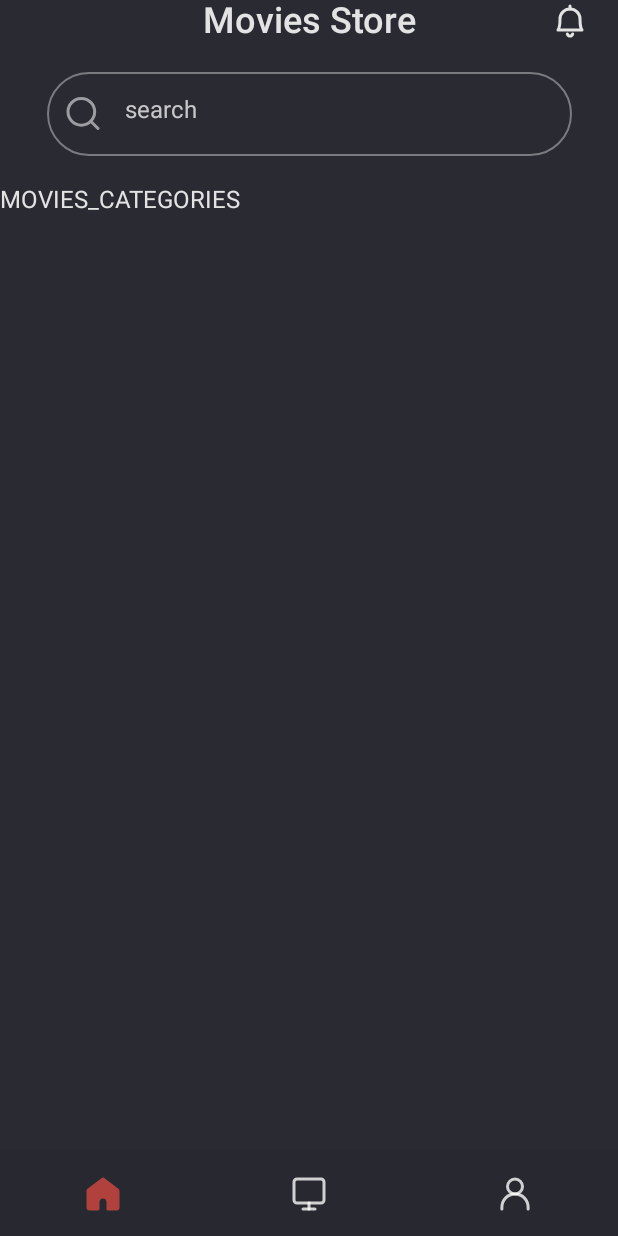
After one commit to sedramerkhan/MoviesStore, an Android app built with Jetpack Compose: the composable MainScreen shown on its own in the app's theme, on a phone screen of 412 x 824 dp. The commit adds this screen. Run offline under Robolectric (Android 15) with nearby library versions, the phone set to English and light mode, and no system bars; libraries missing offline, so code that uses them is left out: com.ramcosta.composedestinations; 1 statement that could not run was skipped.

Commit message:
refactor(MainScreen): do the main view

```diff
--- a/app/src/main/java/com/example/moviesstore/presentation/home/HomeScreen.kt
+++ /dev/null
@@ -1 +0,0 @@
-package com.example.moviesstore.presentation.home
--- a/app/src/main/java/com/example/moviesstore/presentation/home/HomeViewModel.kt
+++ /dev/null
@@ -1,4 +0,0 @@
-package com.example.moviesstore.presentation.home
-
-class HomeViewModel {
-}
--- a/app/src/main/java/com/example/moviesstore/presentation/login/LogInViewModel.kt
+++ b/app/src/main/java/com/example/moviesstore/presentation/login/LogInViewModel.kt
@@ -1,4 +1,6 @@
 package com.example.moviesstore.presentation.login
 
-class LogInViewModel {
+import androidx.lifecycle.ViewModel
+
+class LogInViewModel: ViewModel() {
 }
--- /dev/null
+++ b/app/src/main/java/com/example/moviesstore/presentation/mainScreen/MainScreen.kt
@@ -0,0 +1,70 @@
+package com.example.moviesstore.presentation.mainScreen
+
+import androidx.compose.animation.AnimatedContent
+import androidx.compose.animation.ExperimentalAnimationApi
+import androidx.compose.foundation.layout.Column
+import androidx.compose.foundation.layout.Spacer
+import androidx.compose.foundation.layout.height
+import androidx.compose.foundation.layout.padding
+import androidx.compose.material.Scaffold
+import androidx.compose.material.Text
+import androidx.compose.runtime.Composable
+import androidx.compose.ui.Modifier
+import androidx.compose.ui.unit.dp
+import androidx.hilt.navigation.compose.hiltViewModel
+import com.example.moviesstore.presentation.home.components.TopAppBar
+import com.example.moviesstore.presentation.mainScreen.components.BottomNavBar
+import com.example.moviesstore.presentation.mainScreen.components.View
+import com.ramcosta.composedestinations.annotation.Destination
+import com.ramcosta.composedestinations.annotation.RootNavGraph
+import com.ramcosta.composedestinations.navigation.DestinationsNavigator
+
+@OptIn(ExperimentalAnimationApi::class)
+@RootNavGraph(start = true)
+@Destination
+@Composable
+fun MainScreen(
+    navigator: DestinationsNavigator,
+    viewModel: MainViewModel = hiltViewModel()
+) = viewModel.run{
+
+    Scaffold(
+        bottomBar = {
+            BottomNavBar( navigator =navigator, currentView = currentView, changeCurrentView = {
+                currentView = it
+            })
+        }
+    ) {
+        Column(
+            modifier = Modifier.padding(it)
+        ){
+            TopAppBar(searchValue, onValueChanged = {
+                searchValue = it
+            }, onDone =::search
+            )
+            Spacer(Modifier.height(20.dp))
+
+            AnimatedContent(targetState = currentView) {
+                when(it){
+                    View.MOVIES_CATEGORIES -> {
+                        Text( View.MOVIES_CATEGORIES.name)
+                    }
+                    View.MOVIES_LIST ->{
+                        Text( View.MOVIES_LIST.name)
+
+                    }
+                    View.WATCH_LIST ->{
+                        Text( View.WATCH_LIST.name)
+
+                    }
+                    View.PROFILE -> {
+                        Text( View.PROFILE.name)
+
+                    }
+
+                }
+
+            }
+        }
+    }
+}
--- /dev/null
+++ b/app/src/main/java/com/example/moviesstore/presentation/mainScreen/MainViewModel.kt
@@ -0,0 +1,17 @@
+package com.example.moviesstore.presentation.mainScreen
+
+import androidx.compose.runtime.getValue
+import androidx.compose.runtime.mutableStateOf
+import androidx.compose.runtime.setValue
+import androidx.lifecycle.ViewModel
+import com.example.moviesstore.presentation.mainScreen.components.View
+
+class MainViewModel: ViewModel() {
+
+    var currentView by mutableStateOf(View.MOVIES_CATEGORIES)
+    var searchValue by mutableStateOf("")
+
+    fun search(){
+
+    }
+}
--- /dev/null
+++ b/app/src/main/java/com/example/moviesstore/presentation/mainScreen/components/BottomNavBar.kt
@@ -0,0 +1,43 @@
+package com.example.moviesstore.presentation.mainScreen.components
+import androidx.compose.foundation.background
+import androidx.compose.foundation.layout.fillMaxWidth
+import androidx.compose.material.BottomNavigation
+import androidx.compose.material.BottomNavigationItem
+import androidx.compose.material.Icon
+import androidx.compose.material.MaterialTheme
+import androidx.compose.runtime.Composable
+import androidx.compose.ui.Modifier
+import androidx.compose.ui.res.painterResource
+import com.example.moviesstore.ui.theme.GraySuperBold
+import com.ramcosta.composedestinations.navigation.DestinationsNavigator
+
+@Composable
+fun BottomNavBar(
+    currentView: View,
+    changeCurrentView: (View)-> Unit,
+    navigator: DestinationsNavigator,
+    items: List<BottomNavItem> = ITEMS,
+) {
+    BottomNavigation(
+        modifier = Modifier.fillMaxWidth(),
+    ) {
+        items.forEach {
+            val checkCurrent = it.view == currentView
+            BottomNavigationItem(
+                modifier = Modifier.background(GraySuperBold),
+                selected = checkCurrent,
+                 selectedContentColor = MaterialTheme.colors.primary,
+                 unselectedContentColor = MaterialTheme.colors.onBackground,
+                onClick = {
+                    if (!checkCurrent)
+                        changeCurrentView(it.view)
+                }, icon = {
+                    Icon(
+                        painter = painterResource(id = if (checkCurrent) it.coloredIcon else it.icon),
+                        contentDescription = ""
+                    )
+                })
+
+        }
+    }
+}
--- /dev/null
+++ b/app/src/main/java/com/example/moviesstore/presentation/mainScreen/components/BottomNavItem.kt
@@ -0,0 +1,17 @@
+package com.example.moviesstore.presentation.mainScreen.components
+
+import com.example.moviesstore.R
+
+
+
+sealed class BottomNavItem(var icon:Int,var coloredIcon:Int, var view: View){
+
+    object Home : BottomNavItem( R.drawable.home,R.drawable.home_1, View.MOVIES_CATEGORIES)
+    object WatchList : BottomNavItem( R.drawable.desktop_1,R.drawable.desktop,View.WATCH_LIST)
+    object Profile : BottomNavItem( R.drawable.user,R.drawable.user, View.PROFILE)
+
+}
+
+val ITEMS = listOf(
+    BottomNavItem.Home, BottomNavItem.WatchList, BottomNavItem.Profile
+)
--- /dev/null
+++ b/app/src/main/java/com/example/moviesstore/presentation/mainScreen/components/TopAppbar.kt
@@ -0,0 +1,74 @@
+package com.example.moviesstore.presentation.home.components
+
+import androidx.compose.foundation.layout.*
+import androidx.compose.foundation.shape.RoundedCornerShape
+import androidx.compose.foundation.text.KeyboardActions
+import androidx.compose.foundation.text.KeyboardOptions
+import androidx.compose.material.Icon
+import androidx.compose.material.MaterialTheme
+import androidx.compose.material.OutlinedTextField
+import androidx.compose.material.Text
+import androidx.compose.runtime.Composable
+import androidx.compose.ui.Alignment
+import androidx.compose.ui.ExperimentalComposeUiApi
+import androidx.compose.ui.Modifier
+import androidx.compose.ui.platform.LocalSoftwareKeyboardController
+import androidx.compose.ui.res.painterResource
+import androidx.compose.ui.text.input.ImeAction
+import androidx.compose.ui.text.input.KeyboardType
+import androidx.compose.ui.text.style.TextAlign
+import androidx.compose.ui.unit.dp
+import com.example.moviesstore.R
+
+@OptIn(ExperimentalComposeUiApi::class)
+@Composable
+fun TopAppBar(
+    searchValue: String,
+    onValueChanged: (String) -> Unit,
+    onDone: () -> Unit,
+) {
+    val keyboardController = LocalSoftwareKeyboardController.current
+    Column(modifier = Modifier.fillMaxWidth()) {
+        Box(modifier = Modifier.fillMaxWidth()) {
+            Text(
+                modifier = Modifier.align(Alignment.Center),
+                text = "Movies Store",
+                style = MaterialTheme.typography.h2,
+                textAlign = TextAlign.Center,
+            )
+            Icon(
+                painterResource(id = R.drawable.bell), "bell",
+                modifier = Modifier
+                    .align(Alignment.CenterEnd)
+                    .padding(end = 20.dp)
+            )
+        }
+
+        Spacer(Modifier.height(20.dp))
+        OutlinedTextField(
+            modifier = Modifier
+                .align(Alignment.CenterHorizontally)
+                .fillMaxWidth(.85f),
+            value = searchValue, onValueChange = onValueChanged,
+            placeholder = {
+                Text(
+                    "search",
+                    style = MaterialTheme.typography.body1
+                )
+            },
+            shape = RoundedCornerShape(35.dp),
+            leadingIcon = {
+                Icon(painterResource(id = R.drawable.search), "search")
+            },
+            keyboardOptions = KeyboardOptions(
+                imeAction = ImeAction.Done,
+                keyboardType = KeyboardType.Text
+            ),
+            keyboardActions = KeyboardActions(onDone = {
+                onDone()
+                keyboardController?.hide()
+            })
+        )
+    }
+
+}
--- /dev/null
+++ b/app/src/main/java/com/example/moviesstore/presentation/mainScreen/components/View.kt
@@ -0,0 +1,8 @@
+package com.example.moviesstore.presentation.mainScreen.components
+
+enum class View {
+    MOVIES_CATEGORIES,
+    MOVIES_LIST,
+    WATCH_LIST,
+    PROFILE
+}
--- a/app/src/main/java/com/example/moviesstore/presentation/movieDetails/MovieDetailsViewModel.kt
+++ b/app/src/main/java/com/example/moviesstore/presentation/movieDetails/MovieDetailsViewModel.kt
@@ -1,4 +1,6 @@
 package com.example.moviesstore.presentation.movieDetails
 
-class MovieDetailsViewModel {
+import androidx.lifecycle.ViewModel
+
+class MovieDetailsViewModel : ViewModel() {
 }
--- a/app/src/main/java/com/example/moviesstore/ui/theme/Color.kt
+++ b/app/src/main/java/com/example/moviesstore/ui/theme/Color.kt
@@ -3,6 +3,7 @@ package com.example.moviesstore.ui.theme
 import androidx.compose.ui.graphics.Color
 
 val GrayBold = Color(0xFF292A32)
+val GraySuperBold = Color(0xFF272830)
 val GrayLight = Color(0xFF8D8BA7)
 val RedBold = Color(0xFFB0413D)
 val RedLight = Color(0xFFFF9693)
```
Also changed, not shown: app/src/main/java/com/example/moviesstore/presentation/MainActivity.kt (+3 -12 lines), app/src/main/java/com/example/moviesstore/presentation/login/LogInScreen.kt (+14 -0 lines), app/src/main/java/com/example/moviesstore/presentation/movieDetails/MovieDetailsScreen.kt (+15 -0 lines), app/src/main/java/com/example/moviesstore/ui/theme/Type.kt (+43 -10 lines).
